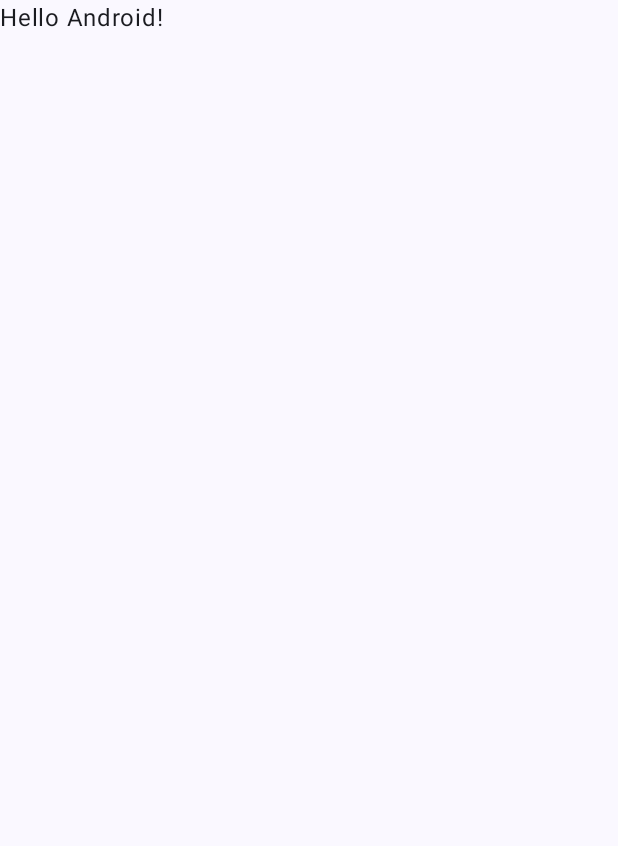
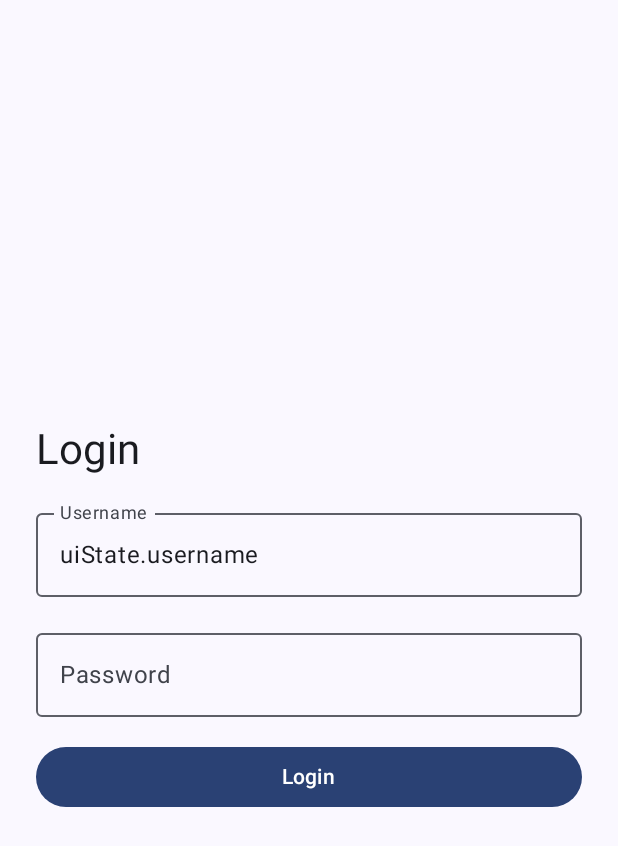
Before and after one commit to rndevelo/SimulatorBank, an Android app built with Jetpack Compose: the screen it shows after launch (MainActivity), on a phone screen of 412 x 824 dp. Before the commit the part shown is almost empty. Shown: the top 846 px of the screen. Run offline under Robolectric (Android 15) with nearby library versions, the phone set to English and light mode, and no system bars; our stand-ins replace Dagger/Hilt's generated code; libraries missing offline, so code that uses them is left out: androidx.hilt.lifecycle.

Commit message:
Feat: Integrate Auth Screen with Hilt and Basic UI
This commit introduces the initial setup for the authentication feature:

- **MainActivity:** Updated to use `AuthScreen` from the `auth-presentation` module and annotated with `@AndroidEntryPoint` for Hilt integration. The `Greeting` composable and its preview have been removed.
- **AndroidManifest.xml:** Added `android:name=".SimulatorBank"` to the application tag.
- **SimulatorBank.kt:** New `Application` class annotated with `@HiltAndroidApp` created to enable Hilt.
- **Auth Module (`auth-presentation`):**
    - Added `io.github.rndevelo.buildlogic.di.library.compose` plugin.
    - **AuthViewModel.kt:** Created a new `HiltViewModel` with `AuthUiState` to manage username, password, loading state, and errors. Includes functions to handle input changes and a placeholder `login` function.
    - **AuthScreen.kt:** New composable screen for login, including `OutlinedTextField` for username and password, a login `Button`, and basic loading/error state handling (currently commented out). It uses `hiltViewModel` to inject `AuthViewModel`.
- **App Module (`app/build.gradle.kts`):** Added a dependency on the `:features:auth:auth-presentation` module.

```diff
--- a/app/build.gradle.kts
+++ b/app/build.gradle.kts
@@ -28,6 +28,8 @@ android {
 }
 
 dependencies {
+    implementation(project(":features:auth:auth-presentation"))
+
     implementation(libs.androidx.core.ktx)
     implementation(libs.androidx.lifecycle.runtime.ktx)
     implementation(libs.androidx.activity.compose)
--- a/app/src/main/AndroidManifest.xml
+++ b/app/src/main/AndroidManifest.xml
@@ -3,6 +3,7 @@
     xmlns:tools="http://schemas.android.com/tools">
 
     <application
+        android:name=".SimulatorBank"
         android:allowBackup="true"
         android:dataExtractionRules="@xml/data_extraction_rules"
         android:fullBackupContent="@xml/backup_rules"
--- a/app/src/main/java/io/rndev/simulatorbank/MainActivity.kt
+++ b/app/src/main/java/io/rndev/simulatorbank/MainActivity.kt
@@ -7,12 +7,14 @@ import androidx.activity.enableEdgeToEdge
 import androidx.compose.foundation.layout.fillMaxSize
 import androidx.compose.foundation.layout.padding
 import androidx.compose.material3.Scaffold
-import androidx.compose.material3.Text
 import androidx.compose.runtime.Composable
 import androidx.compose.ui.Modifier
 import androidx.compose.ui.tooling.preview.Preview
+import dagger.hilt.android.AndroidEntryPoint
+import io.rndev.auth_presentation.AuthScreen
 import io.rndev.simulatorbank.ui.theme.SimulatorBankTheme
 
+@AndroidEntryPoint
 class MainActivity : ComponentActivity() {
     override fun onCreate(savedInstanceState: Bundle?) {
         super.onCreate(savedInstanceState)
@@ -20,8 +22,7 @@ class MainActivity : ComponentActivity() {
         setContent {
             SimulatorBankTheme {
                 Scaffold(modifier = Modifier.fillMaxSize()) { innerPadding ->
-                    Greeting(
-                        name = "Android",
+                    AuthScreen(
                         modifier = Modifier.padding(innerPadding),
                     )
                 }
@@ -29,22 +30,10 @@ class MainActivity : ComponentActivity() {
         }
     }
 }
-
-@Composable
-fun Greeting(
-    name: String,
-    modifier: Modifier = Modifier,
-) {
-    Text(
-        text = "Hello $name!",
-        modifier = modifier,
-    )
-}
-
 @Preview(showBackground = true)
 @Composable
 fun GreetingPreview() {
     SimulatorBankTheme {
-        Greeting("Android")
+        AuthScreen()
     }
 }
--- /dev/null
+++ b/app/src/main/java/io/rndev/simulatorbank/SimulatorBank.kt
@@ -0,0 +1,7 @@
+package io.rndev.simulatorbank
+
+import android.app.Application
+import dagger.hilt.android.HiltAndroidApp
+
+@HiltAndroidApp
+class SimulatorBank: Application()
--- a/features/auth/auth-presentation/build.gradle.kts
+++ b/features/auth/auth-presentation/build.gradle.kts
@@ -1,5 +1,6 @@
 plugins {
     id("io.github.rndevelo.buildlogic.android.feature") version "1.0.3"
+    id("io.github.rndevelo.buildlogic.di.library.compose") version "1.0.3"
 }
 
 android {
--- /dev/null
+++ b/features/auth/auth-presentation/src/main/java/io/rndev/auth_presentation/AuthScreen.kt
@@ -0,0 +1,87 @@
+package io.rndev.auth_presentation
+
+import androidx.compose.foundation.layout.Arrangement
+import androidx.compose.foundation.layout.Box
+import androidx.compose.foundation.layout.Column
+import androidx.compose.foundation.layout.fillMaxSize
+import androidx.compose.foundation.layout.fillMaxWidth
+import androidx.compose.foundation.layout.padding
+import androidx.compose.foundation.text.KeyboardOptions
+import androidx.compose.material3.Button
+import androidx.compose.material3.CircularProgressIndicator
+import androidx.compose.material3.MaterialTheme
+import androidx.compose.material3.OutlinedTextField
+import androidx.compose.material3.Text
+import androidx.compose.runtime.Composable
+import androidx.compose.runtime.collectAsState
+import androidx.compose.runtime.getValue
+import androidx.compose.ui.Alignment
+import androidx.compose.ui.Modifier
+import androidx.compose.ui.text.input.KeyboardType
+import androidx.compose.ui.text.input.PasswordVisualTransformation
+import androidx.compose.ui.unit.dp
+import androidx.hilt.lifecycle.viewmodel.compose.hiltViewModel
+
+@Composable
+fun AuthScreen(
+    modifier: Modifier = Modifier,
+    viewModel: AuthViewModel = hiltViewModel(),
+    onLoginSuccess: () -> Unit = {},
+) {
+    val uiState by viewModel.uiState.collectAsState()
+
+    Box(
+        modifier = modifier.fillMaxSize(),
+        contentAlignment = Alignment.Center
+    ) {
+        Column(
+            modifier = Modifier
+                .fillMaxWidth()
+                .padding(24.dp),
+            verticalArrangement = Arrangement.spacedBy(16.dp)
+        ) {
+            Text("Login", style = MaterialTheme.typography.headlineMedium)
+
+            OutlinedTextField(
+                value = "uiState.username",
+                onValueChange = {},
+                label = { Text("Username") },
+                singleLine = true,
+                modifier = Modifier.fillMaxWidth()
+            )
+
+            OutlinedTextField(
+                value = uiState.password,
+                onValueChange = viewModel::onPasswordChanged,
+                label = { Text("Password") },
+                visualTransformation = PasswordVisualTransformation(),
+                keyboardOptions = KeyboardOptions(keyboardType = KeyboardType.Password),
+                singleLine = true,
+                modifier = Modifier.fillMaxWidth()
+            )
+
+            if (uiState.error != null) {
+//                Text(
+//                    text = uiState.error ?: "",
+//                    color = MaterialTheme.colors.error,
+//                    style = MaterialTheme.typography.body2
+//                )
+            }
+
+            Button(
+                onClick = { viewModel.login(onLoginSuccess) },
+                modifier = Modifier.fillMaxWidth(),
+                enabled = !uiState.loading
+            ) {
+                if (uiState.loading) {
+//                    CircularProgressIndicator(
+//                        color = MaterialTheme.colors.onPrimary,
+//                        modifier = Modifier.size(20.dp)
+//                    )
+                } else {
+                    Text("Login")
+                }
+            }
+        }
+    }
+}
--- /dev/null
+++ b/features/auth/auth-presentation/src/main/java/io/rndev/auth_presentation/AuthViewModel.kt
@@ -0,0 +1,50 @@
+package io.rndev.auth_presentation
+
+import androidx.lifecycle.ViewModel
+import androidx.lifecycle.viewModelScope
+import dagger.hilt.android.lifecycle.HiltViewModel
+import jakarta.inject.Inject
+import kotlinx.coroutines.flow.MutableStateFlow
+import kotlinx.coroutines.flow.StateFlow
+import kotlinx.coroutines.launch
+
+data class AuthUiState(
+    val username: String = "",
+    val password: String = "",
+    val loading: Boolean = false,
+    val error: String? = null
+)
+
+@HiltViewModel
+class AuthViewModel @Inject constructor(
+//    private val repo: AuthRepository
+): ViewModel() {
+
+    private val _uiState = MutableStateFlow(AuthUiState())
+    val uiState: StateFlow<AuthUiState> = _uiState
+
+    fun onUsernameChanged(username: String) {
+        _uiState.value = _uiState.value.copy(username = username)
+    }
+
+    fun onPasswordChanged(password: String) {
+        _uiState.value = _uiState.value.copy(password = password)
+    }
+
+    fun login(onSuccess: () -> Unit) {
+        viewModelScope.launch {
+            _uiState.value = _uiState.value.copy(loading = true, error = null)
+            try {
+//                val result = repo.login(_uiState.value.username, _uiState.value.password)
+//                if (result.isSuccess) {
+//                    onSuccess()
+//                } else {
+//                    _uiState.value = _uiState.value.copy(error = result.exceptionOrNull()?.message)
+//                }
+            } catch (e: Exception) {
+                _uiState.value = _uiState.value.copy(error = e.localizedMessage ?: "Error desconocido")
+            }
+            _uiState.value = _uiState.value.copy(loading = false)
+        }
+    }
+}
```
